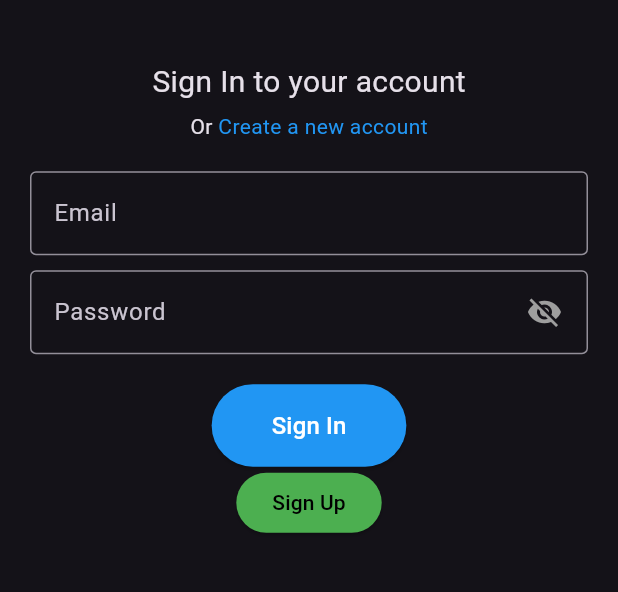
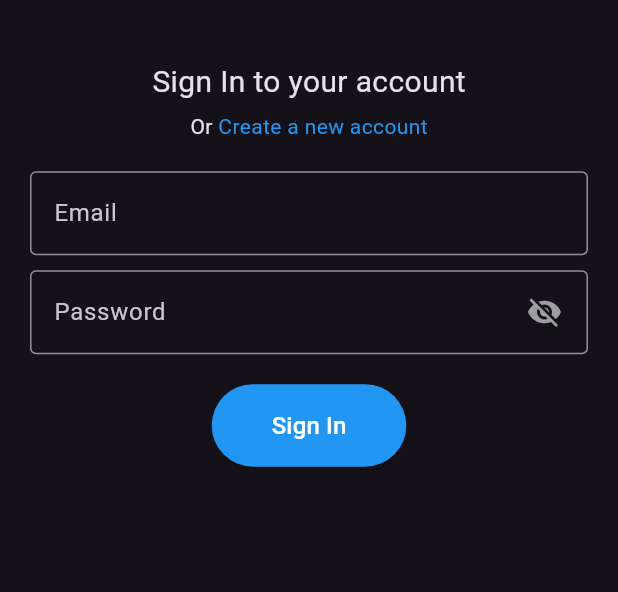
Before and after one commit to othman98shawgan/wrestle-predict, a Flutter app: the screen it shows after launch, on a phone screen of 412 x 824 dp, the part 171-763 px from its top. Run offline on Flutter 3.47's test engine with Material 3 defaults, Android fonts, the phone set to English and light mode, and no system bars; our stand-ins replace cached_network_image, cloud_firestore, firebase_auth, firebase_core, fluttertoast, get and 1 more; accounts and stored records are empty.

Commit message:
comment out quick sign up

```diff
--- a/lib/ui/auth/sign_in_page.dart
+++ b/lib/ui/auth/sign_in_page.dart
@@ -114,15 +114,15 @@ class _SignInPageState extends State<SignInPage> {
                 style: TextStyle(fontSize: 16),
               ),
             ),
-            ElevatedButton(
-              style: ElevatedButton.styleFrom(foregroundColor: Colors.black, backgroundColor: Colors.green),
-              onPressed: () async {
-                await auth
-                    .signUp(email, password, firstName, lastName)
-                    .whenComplete(() => Navigator.pushReplacementNamed(context, '/home'));
-              },
-              child: const Text('Sign Up'),
-            ),
+            // ElevatedButton(
+            //   style: ElevatedButton.styleFrom(foregroundColor: Colors.black, backgroundColor: Colors.green),
+            //   onPressed: () async {
+            //     await auth
+            //         .signUp(email, password, firstName, lastName)
+            //         .whenComplete(() => Navigator.pushReplacementNamed(context, '/home'));
+            //   },
+            //   child: const Text('Sign Up'),
+            // ),
           ],
         ),
       ),
```
